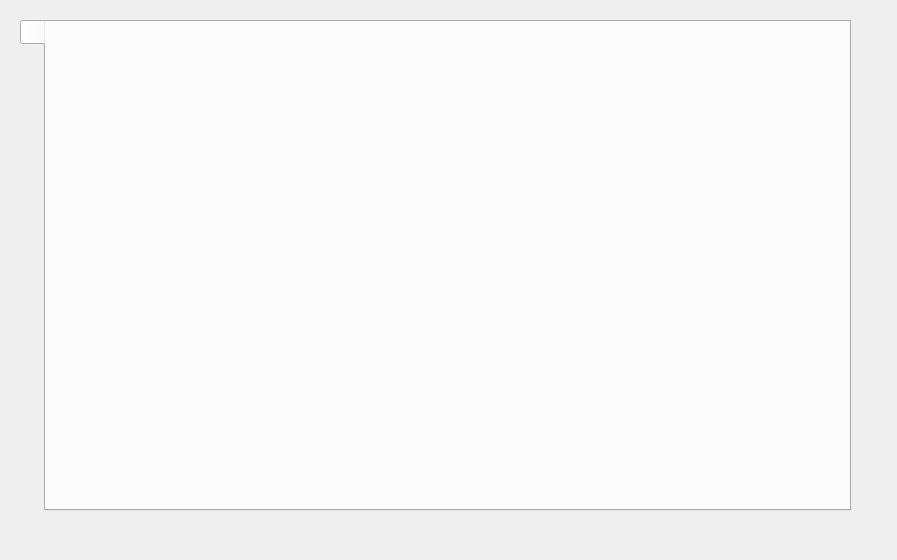
Before: the Qt Designer form ui/FinTranslatorMainWidget.ui in KimYubin/SolTranslator, drawn with Qt 5.
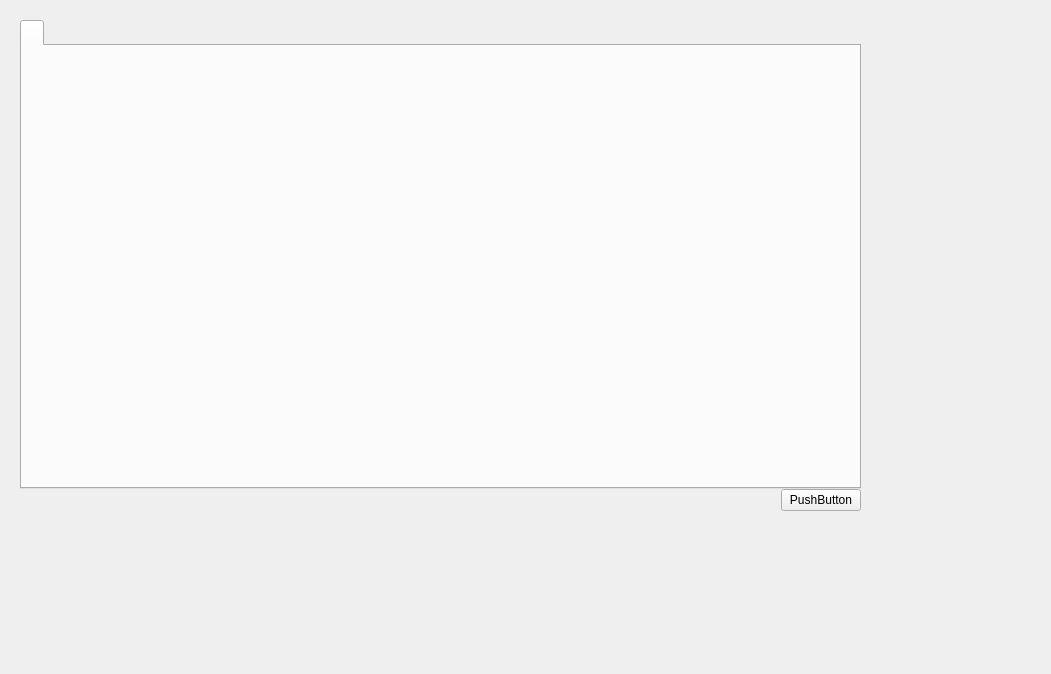
After: the same form once the commit is applied.

Diff of the .ui file:
```diff
--- a/ui/FinTranslatorMainWidget.ui
+++ b/ui/FinTranslatorMainWidget.ui
@@ -6,19 +6,22 @@
    <rect>
     <x>0</x>
     <y>0</y>
-    <width>897</width>
-    <height>560</height>
+    <width>1051</width>
+    <height>674</height>
    </rect>
   </property>
   <property name="windowTitle">
    <string>FinTranslatorMainWidget</string>
   </property>
+  <property name="styleSheet">
+   <string notr="true"/>
+  </property>
   <widget class="QWidget" name="layoutWidget">
    <property name="geometry">
     <rect>
      <x>10</x>
      <y>10</y>
-     <width>851</width>
+     <width>861</width>
      <height>511</height>
     </rect>
    </property>
@@ -41,7 +44,7 @@
     <item row="0" column="0">
      <widget class="QTabWidget" name="mainTabWidget">
       <property name="tabPosition">
-       <enum>QTabWidget::TabPosition::West</enum>
+       <enum>QTabWidget::TabPosition::North</enum>
       </property>
       <property name="tabShape">
        <enum>QTabWidget::TabShape::Rounded</enum>
@@ -56,6 +59,36 @@
       </widget>
      </widget>
     </item>
+    <item row="1" column="0">
+     <layout class="QHBoxLayout" name="horizontalLayout">
+      <item>
+       <spacer name="horizontalSpacer">
+        <property name="orientation">
+         <enum>Qt::Orientation::Horizontal</enum>
+        </property>
+        <property name="sizeHint" stdset="0">
+         <size>
+          <width>300</width>
+          <height>20</height>
+         </size>
+        </property>
+       </spacer>
+      </item>
+      <item>
+       <widget class="QPushButton" name="pushButton">
+        <property name="sizePolicy">
+         <sizepolicy hsizetype="Minimum" vsizetype="Fixed">
+          <horstretch>0</horstretch>
+          <verstretch>0</verstretch>
+         </sizepolicy>
+        </property>
+        <property name="text">
+         <string>PushButton</string>
+        </property>
+       </widget>
+      </item>
+     </layout>
+    </item>
    </layout>
   </widget>
  </widget>
```
